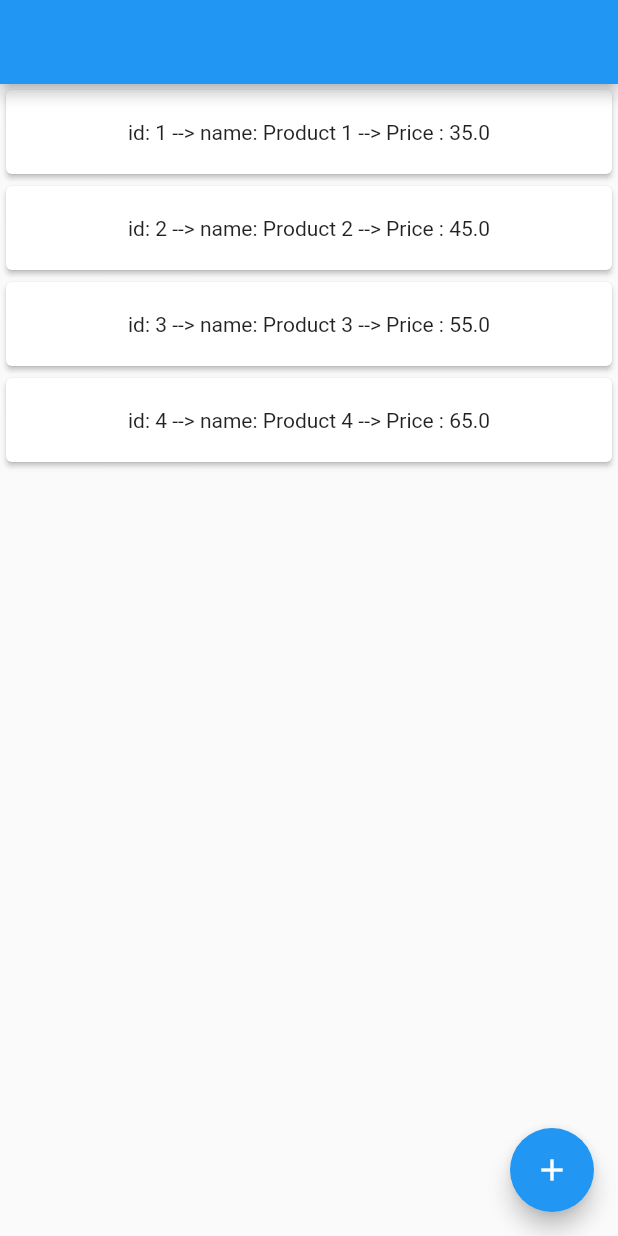
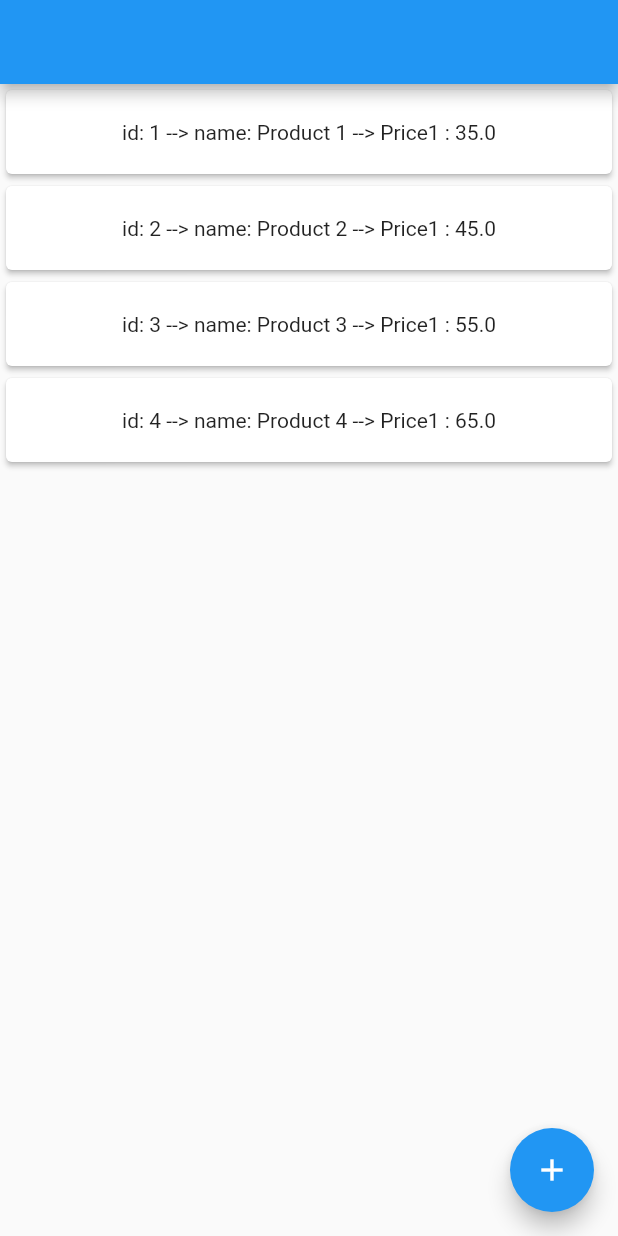
Before and after one commit to PSK13988/flutter_practice_app, a Flutter app: the screen it shows after launch, on a phone screen of 412 x 824 dp. Run offline on Flutter 3.47's test engine with Material 2 defaults, Android fonts, the phone set to English and light mode, and no system bars; our stand-ins replace get.

```diff
--- a/lib/views/product_list_screen.dart
+++ b/lib/views/product_list_screen.dart
@@ -27,7 +27,7 @@ class ProductListScreen extends StatelessWidget {
                             padding: const EdgeInsets.all(20.0),
                             child: Text(
                                 'id: ${productController.products[index].id} --> name: ${productController.products[index].name}'
-                                ' --> Price : ${productController.products[index].price}'),
+                                ' --> Price1 : ${productController.products[index].price}'),
                           ),
                         ],
                       ));
```
